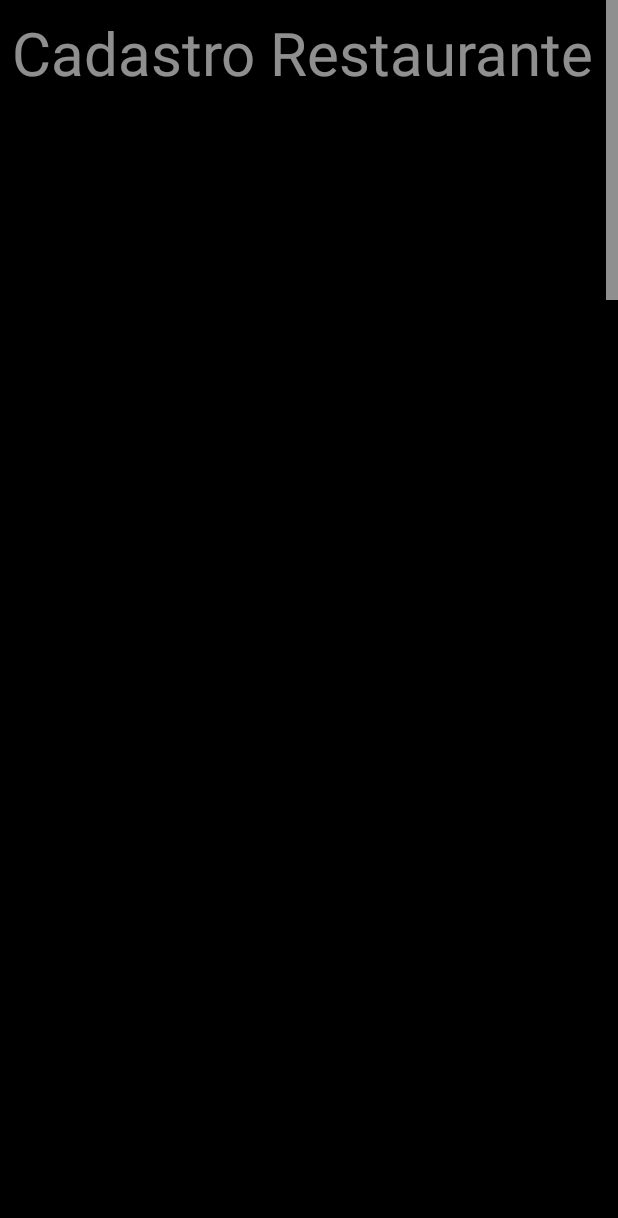
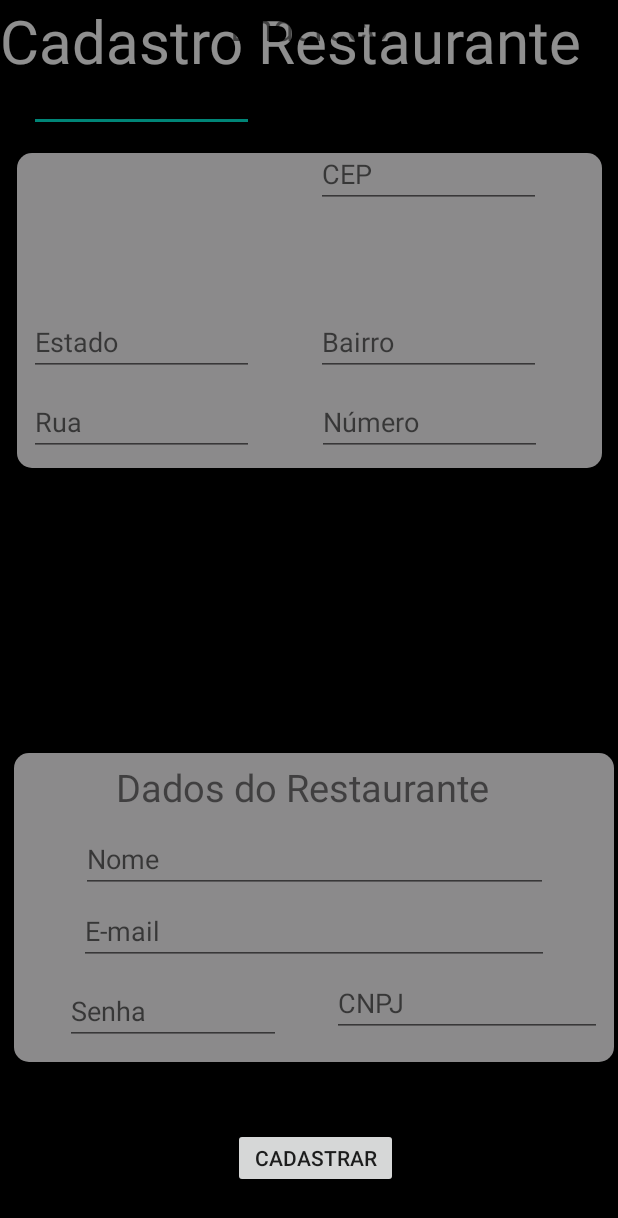
Before and after one commit to iruber/IRuber, an Android app: the CadastroRestauranteActivity screen opened directly, with no data from a screen before it, on a phone screen of 412 x 824 dp. Shown: the top 1218 px of the screen. Run offline under Robolectric (Android 15) with nearby library versions, the phone set to English and light mode, and no system bars; plain views replace LinearLayout.

Commit message:
união view + gui

```diff
--- a/app/src/main/java/com/comercial/iruber/usuario/negocio/ServicoLogin.java
+++ b/app/src/main/java/com/comercial/iruber/usuario/negocio/ServicoLogin.java
@@ -37,6 +37,7 @@ public class ServicoLogin {
     }
 
     public void loginCliente(Usuario usuario) throws IruberException {
+
         Usuario usuarioLogado = this.usuarioDAO.getByEmailSenha(usuario.getEmail(), usuario.getSenha());
         if (usuarioLogado == null) {
             throw new IruberException("Usuário ou senha inválidos");
--- a/app/src/main/res/layout/activity_cadastro_restaurante.xml
+++ b/app/src/main/res/layout/activity_cadastro_restaurante.xml
@@ -1,49 +1,38 @@
 <?xml version="1.0" encoding="utf-8"?>
-<android.support.constraint.LinearLayout xmlns:android="http://schemas.android.com/apk/res/android"
+<android.support.constraint.ConstraintLayout xmlns:android="http://schemas.android.com/apk/res/android"
     xmlns:app="http://schemas.android.com/apk/res-auto"
     xmlns:tools="http://schemas.android.com/tools"
     android:layout_width="match_parent"
     android:layout_height="match_parent"
+    android:layout_centerHorizontal="true"
     android:background="@android:color/black"
-    android:layout_centerHorizontal="true"
-    tools:context=".cliente.gui.CadastroUsuarioActivity"
-    android:orientation="horizontal">
+    android:orientation="horizontal"
+    tools:context=".restaurante.gui.CadastroRestauranteActivity">
 
     <TextView
         android:id="@+id/textView9"
         android:layout_width="wrap_content"
         android:layout_height="wrap_content"
-        android:layout_marginStart="8dp"
-        android:layout_marginLeft="8dp"
-        android:layout_marginTop="8dp"
-        android:layout_marginEnd="8dp"
-        android:layout_marginRight="8dp"
-        android:layout_marginBottom="8dp"
         android:text="@string/cadastro_restaurante"
         android:textColor="#8fffffff"
         android:textSize="40dp"
-        app:layout_constraintBottom_toTopOf="@+id/constraintLayout3"
-        app:layout_constraintEnd_toEndOf="parent"
-        app:layout_constraintHorizontal_bias="0.0"
-        app:layout_constraintStart_toStartOf="parent"
-        app:layout_constraintTop_toTopOf="parent"
-        app:layout_constraintVertical_bias="0.088" />
+        tools:layout_editor_absoluteX="11dp"
+        tools:layout_editor_absoluteY="8dp" />
 
     <android.support.constraint.ConstraintLayout
         android:id="@+id/constraintLayout3"
-        android:layout_width="400dp"
-        android:layout_height="200dp"
+        android:layout_width="390dp"
+        android:layout_height="210dp"
         android:layout_centerHorizontal="true"
-        android:layout_marginEnd="8dp"
-        android:layout_marginRight="8dp"
-        android:layout_marginBottom="8dp"
-        android:background="#8fffffff"
-        app:layout_constraintBottom_toBottomOf="parent"
+        android:layout_marginStart="8dp"
+        android:layout_marginTop="48dp"
+        android:background="@drawable/screen_border"
+        app:layout_constraintBottom_toTopOf="@+id/constraintLayout"
         app:layout_constraintEnd_toEndOf="parent"
-        app:layout_constraintHorizontal_bias="1.0"
+        app:layout_constraintHorizontal_bias="0.23"
         app:layout_constraintStart_toStartOf="parent"
-        app:layout_constraintTop_toTopOf="parent"
-        app:layout_constraintVertical_bias="0.21" />
+        app:layout_constraintTop_toBottomOf="@+id/textView9"
+        app:layout_constraintVertical_bias="0.0" />
 
     <TextView
 
@@ -51,122 +40,170 @@
         android:layout_width="wrap_content"
         android:layout_height="wrap_content"
 
+        android:layout_marginStart="8dp"
+        android:layout_marginEnd="8dp"
         android:text="@string/endereco"
         android:textSize="25dp"
-        tools:layout_editor_absoluteX="28dp"
-        tools:layout_editor_absoluteY="117dp" />
+        app:layout_constraintEnd_toEndOf="parent"
+        app:layout_constraintStart_toStartOf="parent"
+        tools:layout_editor_absoluteY="111dp" />
 
     <EditText
         android:id="@+id/cidadeTextView"
         android:layout_width="150dp"
         android:layout_height="wrap_content"
+        android:layout_marginStart="8dp"
+        android:layout_marginTop="8dp"
+        android:layout_marginBottom="8dp"
         android:hint="@string/cidade"
-        tools:layout_editor_absoluteX="28dp"
-        tools:layout_editor_absoluteY="151dp" />
+        app:layout_constraintBottom_toTopOf="@+id/estadoTextView"
+        app:layout_constraintStart_toStartOf="@+id/constraintLayout3"
+        app:layout_constraintTop_toBottomOf="@+id/enderecoTextView"
+        app:layout_constraintVertical_bias="0.0" />
 
     <EditText
         android:id="@+id/estadoTextView"
         android:layout_width="150dp"
         android:layout_height="wrap_content"
+        android:layout_marginStart="8dp"
+        android:layout_marginBottom="8dp"
         android:hint="@string/estado"
-        tools:layout_editor_absoluteX="28dp"
-        tools:layout_editor_absoluteY="188dp" />
+        app:layout_constraintBottom_toTopOf="@+id/ruaTextView"
+        app:layout_constraintStart_toStartOf="@+id/constraintLayout3" />
 
     <EditText
         android:id="@+id/ruaTextView"
         android:layout_width="150dp"
         android:layout_height="wrap_content"
+        android:layout_marginStart="8dp"
+        android:layout_marginBottom="8dp"
         android:hint="@string/rua"
-        tools:layout_editor_absoluteX="28dp"
-        tools:layout_editor_absoluteY="225dp" />
+        app:layout_constraintBottom_toBottomOf="@+id/constraintLayout3"
+        app:layout_constraintStart_toStartOf="@+id/constraintLayout3" />
 
     <EditText
         android:id="@+id/cepTextView"
         android:layout_width="150dp"
         android:layout_height="wrap_content"
+        android:layout_marginStart="8dp"
+        android:layout_marginTop="8dp"
+        android:layout_marginEnd="8dp"
+        android:layout_marginBottom="16dp"
         android:hint="CEP"
-        tools:layout_editor_absoluteX="200dp"
-        tools:layout_editor_absoluteY="151dp" />
+        app:layout_constraintBottom_toTopOf="@+id/bairroTextView"
+        app:layout_constraintEnd_toEndOf="@+id/constraintLayout3"
+        app:layout_constraintStart_toEndOf="@+id/cidadeTextView"
+        app:layout_constraintTop_toBottomOf="@+id/enderecoTextView" />
 
     <EditText
         android:id="@+id/bairroTextView"
         android:layout_width="150dp"
         android:layout_height="wrap_content"
+        android:layout_marginStart="8dp"
+        android:layout_marginEnd="8dp"
+        android:layout_marginBottom="8dp"
         android:hint="@string/bairro"
-        tools:layout_editor_absoluteX="200dp"
-        tools:layout_editor_absoluteY="188dp" />
+        app:layout_constraintBottom_toTopOf="@+id/numeroTextView"
+        app:layout_constraintEnd_toEndOf="@+id/constraintLayout3"
+        app:layout_constraintStart_toEndOf="@+id/estadoTextView" />
 
     <EditText
         android:id="@+id/numeroTextView"
         android:layout_width="150dp"
         android:layout_height="wrap_content"
+        android:layout_marginEnd="40dp"
+        android:layout_marginBottom="8dp"
         android:hint="@string/numero"
-        tools:layout_editor_absoluteX="200dp"
-        tools:layout_editor_absoluteY="225dp" />
+        app:layout_constraintBottom_toBottomOf="@+id/constraintLayout3"
+        app:layout_constraintEnd_toEndOf="@+id/constraintLayout3" />
 
 
     <android.support.constraint.ConstraintLayout
+        android:id="@+id/constraintLayout"
         android:layout_width="400dp"
-        android:layout_height="200dp"
-        android:layout_marginStart="8dp"
-        android:layout_marginLeft="8dp"
-        android:layout_marginTop="8dp"
-        android:layout_marginEnd="8dp"
-        android:layout_marginRight="8dp"
-        android:layout_marginBottom="176dp"
-        android:background="#8fffffff"
-        app:layout_constraintBottom_toBottomOf="parent"
+        android:layout_height="206dp"
+        android:layout_marginStart="4dp"
+        android:layout_marginBottom="44dp"
+        android:background="@drawable/screen_border"
+        app:layout_constraintBottom_toTopOf="@+id/cadastrarButton"
         app:layout_constraintEnd_toEndOf="parent"
-        app:layout_constraintHorizontal_bias="1.0"
-        app:layout_constraintStart_toStartOf="parent"
-        app:layout_constraintVertical_bias="0.26" >
+        app:layout_constraintHorizontal_bias="0.705"
+        app:layout_constraintStart_toStartOf="parent">
+
+        <TextView
+            android:id="@+id/dadosRestaurtetxtView"
+            android:layout_width="wrap_content"
+            android:layout_height="wrap_content"
+            android:layout_marginStart="68dp"
+            android:layout_marginTop="8dp"
+            android:layout_marginBottom="8dp"
+            android:text="@string/txtDadosRestaurante"
+            android:textSize="25dp"
+            app:layout_constraintBottom_toTopOf="@+id/nomeTextView"
+            app:layout_constraintStart_toStartOf="parent"
+            app:layout_constraintTop_toTopOf="parent"
+            app:layout_constraintVertical_bias="1.0" />
 
         <EditText
             android:id="@+id/nomeTextView"
-            android:layout_width="150dp"
+            android:layout_width="311dp"
             android:layout_height="wrap_content"
+            android:layout_marginStart="8dp"
+            android:layout_marginTop="48dp"
+            android:layout_marginEnd="8dp"
             android:hint="@string/nome"
-            tools:layout_editor_absoluteX="26dp"
-            tools:layout_editor_absoluteY="43dp" />
+            app:layout_constraintEnd_toEndOf="parent"
+            app:layout_constraintStart_toStartOf="parent"
+            app:layout_constraintTop_toTopOf="parent" />
 
         <EditText
-            android:id="@+id/cnpjTextView"
-            android:layout_width="150dp"
-            android:layout_height="wrap_content"
-            android:hint="@string/cpnj"
-            tools:layout_editor_absoluteX="26dp"
-            tools:layout_editor_absoluteY="78dp" />
+            android:id="@+id/cpfTextView"
+            android:layout_width="180dp"
+            android:layout_height="40dp"
+            android:layout_marginTop="8dp"
+            android:layout_marginEnd="8dp"
+            android:hint="@string/cnpj"
+            app:layout_constraintEnd_toEndOf="parent"
+            app:layout_constraintTop_toBottomOf="@+id/emailTextView" />
 
         <EditText
             android:id="@+id/emailTextView"
-            android:layout_width="150dp"
-            android:layout_height="wrap_content"
+            android:layout_width="313dp"
+            android:layout_height="40dp"
+            android:layout_marginStart="8dp"
+            android:layout_marginTop="8dp"
+            android:layout_marginEnd="8dp"
             android:hint="@string/e_mail"
-            tools:layout_editor_absoluteX="26dp"
-            tools:layout_editor_absoluteY="113dp" />
+            app:layout_constraintEnd_toEndOf="parent"
+            app:layout_constraintStart_toStartOf="parent"
+            app:layout_constraintTop_toBottomOf="@+id/nomeTextView" />
 
         <EditText
-            android:id="@+id/telefoneTextView"
-            android:layout_width="150dp"
-            android:layout_height="wrap_content"
-            android:hint="@string/telefone"
-            tools:layout_editor_absoluteX="187dp"
-            tools:layout_editor_absoluteY="43dp" />
+            android:id="@+id/textViewSenha"
+            android:layout_width="144dp"
+            android:layout_height="45dp"
+            android:layout_marginStart="8dp"
+            android:layout_marginTop="8dp"
+            android:layout_marginEnd="8dp"
+            android:ems="10"
+            android:hint="Senha"
+            android:inputType="textPersonName"
+            app:layout_constraintEnd_toStartOf="@+id/cpfTextView"
+            app:layout_constraintStart_toStartOf="parent"
+            app:layout_constraintTop_toBottomOf="@+id/emailTextView" />
+
     </android.support.constraint.ConstraintLayout>
 
-    <TextView
-        android:id="@+id/textCadastro"
-        android:layout_width="wrap_content"
-        android:layout_height="wrap_content"
-        android:text="@string/cadastro_restaurante"
-        android:textSize="25dp"
-        tools:layout_editor_absoluteX="28dp"
-        tools:layout_editor_absoluteY="361dp" />
     <Button
         android:id="@+id/cadastrarButton"
         android:layout_width="110dp"
         android:layout_height="40dp"
+        android:layout_marginStart="8dp"
+        android:layout_marginEnd="8dp"
+        android:layout_marginBottom="32dp"
         android:text="@string/cadastrar"
-        tools:layout_editor_absoluteX="148dp"
-        tools:layout_editor_absoluteY="675dp" />
-</android.support.constraint.LinearLayout>
+        app:layout_constraintBottom_toBottomOf="parent"
+        app:layout_constraintEnd_toEndOf="parent"
+        app:layout_constraintHorizontal_bias="0.515"
+        app:layout_constraintStart_toStartOf="parent" />
+</android.support.constraint.ConstraintLayout>
--- a/app/src/main/res/values/strings.xml
+++ b/app/src/main/res/values/strings.xml
@@ -17,7 +17,11 @@
     <string name="usuario">Usuário</string>
     <string name="senha">Senha</string>
     <string name="login">Login</string>
-    <string name="passHint">(senha)</string>
-    <string name="userHint">(usuário)</string>
+    <string name="passHint">(digite sua senha aqui)</string>
+    <string name="userHint">(digite seu usuário aqui)</string>
+    <string name="txtDadosRestaurante">Dados do Restaurante</string>
+    <string name="cnpj">CNPJ</string>
+    <string name="cadastroLayout">Clique aqui para se cadastrar!</string>
+
 
 </resources>
--- a/build.gradle
+++ b/build.gradle
@@ -7,7 +7,7 @@ buildscript {
 
     }
     dependencies {
-        classpath 'com.android.tools.build:gradle:3.4.0'
+        classpath 'com.android.tools.build:gradle:3.4.1'
 
         // NOTE: Do not place your application dependencies here; they belong
         // in the individual module build.gradle files
```
Also changed, not shown: app/src/main/java/com/comercial/iruber/usuario/gui/CadastroUsuarioActivity.java (renamed from app/src/main/java/com/comercial/iruber/cliente/gui/CadastroUsuarioActivity.java, +1 -9 lines), app/src/main/java/com/comercial/iruber/usuario/gui/LoginUsuarioActivity.java (added, +75 -0 lines), app/src/main/java/com/comercial/iruber/usuario/gui/MainCadastro.java (added, +40 -0 lines), app/src/main/java/com/comercial/iruber/usuario/gui/SplashActivity.java (renamed from app/src/main/java/com/comercial/iruber/gui/MainActivity.java, +4 -9 lines), app/src/main/res/layout/activity_main_cadastro.xml (added, +64 -0 lines), app/src/main/res/layout/activity_splash.xml (renamed from app/src/main/res/layout/activity_main.xml, +4 -7 lines).
